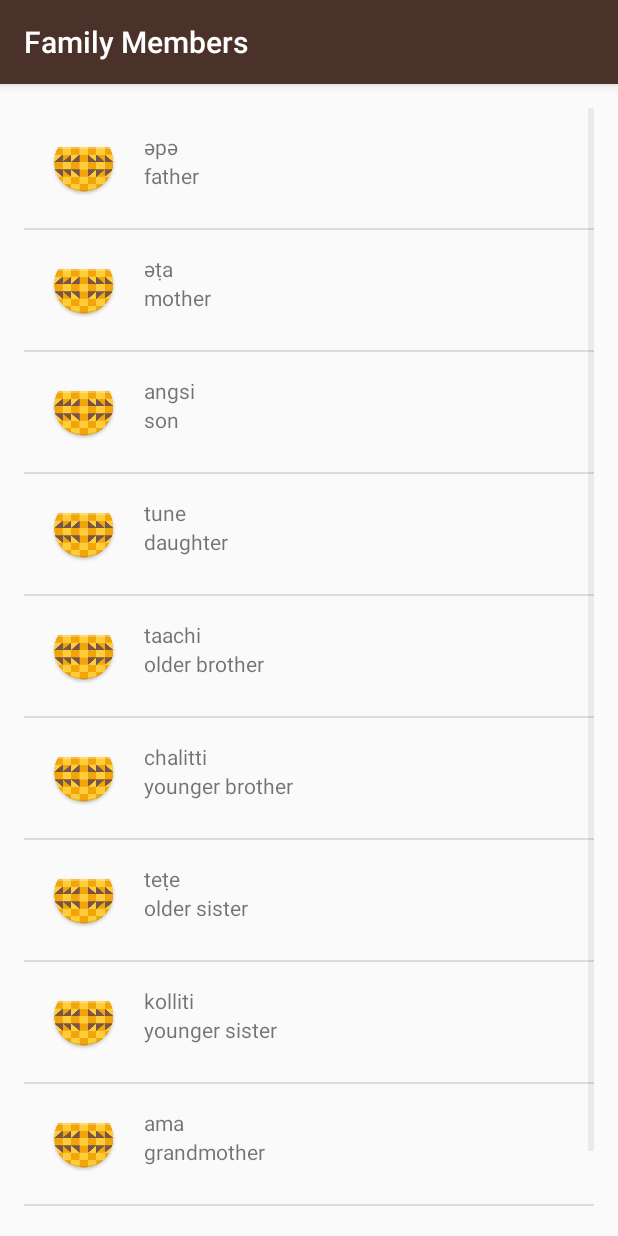
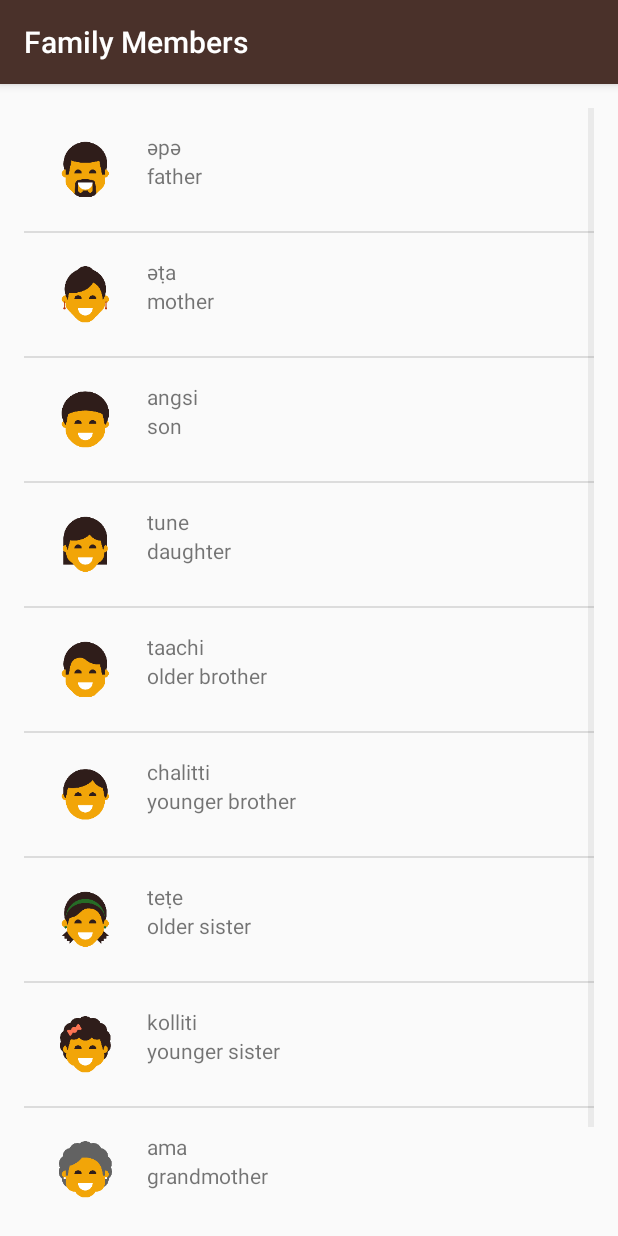
Before and after one commit to s-cayne/Miwok, an Android app: the FamilyActivity screen opened directly, with no data from a screen before it, on a phone screen of 412 x 824 dp. Run offline under Robolectric (Android 15) with nearby library versions, the phone set to English and light mode, and no system bars.

Commit message:
Added image additions to most activities. Also added second word constructor for variance

```diff
--- a/app/src/main/java/com/example/android/miwok/FamilyActivity.java
+++ b/app/src/main/java/com/example/android/miwok/FamilyActivity.java
@@ -15,16 +15,16 @@ public class FamilyActivity extends AppCompatActivity {
 
         ArrayList<Word> words = new ArrayList<Word>();
 
-        words.add(new Word("father", "әpә"));
-        words.add(new Word("mother", "әṭa"));
-        words.add(new Word("son", "angsi"));
-        words.add(new Word("daughter", "tune"));
-        words.add(new Word("older brother", "taachi"));
-        words.add(new Word("younger brother", "chalitti"));
-        words.add(new Word("older sister", "teṭe"));
-        words.add(new Word("younger sister", "kolliti"));
-        words.add(new Word("grandmother", "ama"));
-        words.add(new Word("grandfather", "paapa"));
+        words.add(new Word("father", "әpә", R.drawable.family_father));
+        words.add(new Word("mother", "әṭa", R.drawable.family_mother));
+        words.add(new Word("son", "angsi", R.drawable.family_son));
+        words.add(new Word("daughter", "tune", R.drawable.family_daughter));
+        words.add(new Word("older brother", "taachi", R.drawable.family_older_brother));
+        words.add(new Word("younger brother", "chalitti", R.drawable.family_younger_brother));
+        words.add(new Word("older sister", "teṭe", R.drawable.family_older_sister));
+        words.add(new Word("younger sister", "kolliti", R.drawable.family_younger_sister));
+        words.add(new Word("grandmother", "ama", R.drawable.family_grandmother));
+        words.add(new Word("grandfather", "paapa", R.drawable.family_grandfather));
 
         WordAdapter adapter = new WordAdapter(this, words);
 
--- a/app/src/main/java/com/example/android/miwok/Word.java
+++ b/app/src/main/java/com/example/android/miwok/Word.java
@@ -8,17 +8,29 @@ public class Word {
 
     private String mDefaultTranslation;
     private String mMiwokTranslation;
+    private int mImageResourceId;
 
-    public Word(String defaultTranslation, String miwokTranslation){
+    public Word(String defaultTranslation, String miwokTranslation) {
         mDefaultTranslation = defaultTranslation;
         mMiwokTranslation = miwokTranslation;
     }
 
-    public String getDefaultTranslation(){
+    public Word(String defaultTranslation, String miwokTranslation, int imageResourceId) {
+        mDefaultTranslation = defaultTranslation;
+        mMiwokTranslation = miwokTranslation;
+        mImageResourceId = imageResourceId;
+    }
+
+    public String getDefaultTranslation() {
         return mDefaultTranslation;
     }
 
-    public String getMiwokTranslation(){
+    public String getMiwokTranslation() {
         return mMiwokTranslation;
     }
+
+    public int getImageResourceId() {
+        return mImageResourceId;
+    }
+
 }
--- a/app/src/main/java/com/example/android/miwok/WordAdapter.java
+++ b/app/src/main/java/com/example/android/miwok/WordAdapter.java
@@ -5,6 +5,7 @@ import android.view.LayoutInflater;
 import android.view.View;
 import android.view.ViewGroup;
 import android.widget.ArrayAdapter;
+import android.widget.ImageView;
 import android.widget.TextView;
 
 import java.util.ArrayList;
@@ -43,6 +44,9 @@ public class WordAdapter extends ArrayAdapter<Word> {
         // set this text on the number TextView
         defaultTextView.setText(currentWord.getDefaultTranslation());
 
+        ImageView iconView = (ImageView) listItemView.findViewById(R.id.list_item_icon);
+        iconView.setImageResource(currentWord.getImageResourceId());
+
         // Return the whole list item layout (containing 2 TextViews and an ImageView)
         // so that it can be shown in the ListView
         return listItemView;
--- a/app/src/main/res/layout/list_item.xml
+++ b/app/src/main/res/layout/list_item.xml
@@ -10,11 +10,12 @@
         android:orientation="horizontal">
 
         <ImageView
-            android:layout_width="wrap_content"
-            android:layout_height="wrap_content"
+            android:layout_width="50dp"
+            android:layout_height="50dp"
             android:layout_gravity="left"
-            android:src="@mipmap/ic_launcher"
-            android:paddingRight="16dp"/>
+            android:layout_marginRight="16dp"
+            android:layout_marginEnd="16dp"
+            android:id="@+id/list_item_icon" />
 
         <LinearLayout
             android:layout_width="match_parent"
```
Also changed, not shown: app/src/main/java/com/example/android/miwok/ColorsActivity.java (+8 -8 lines), app/src/main/java/com/example/android/miwok/NumbersActivity.java (+10 -10 lines).
